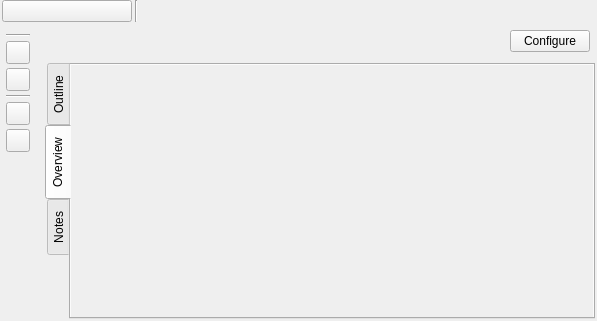
Above: ui/story_structure_settings.ui from zkovari/plotlyst before the change. Below: the same form after it.
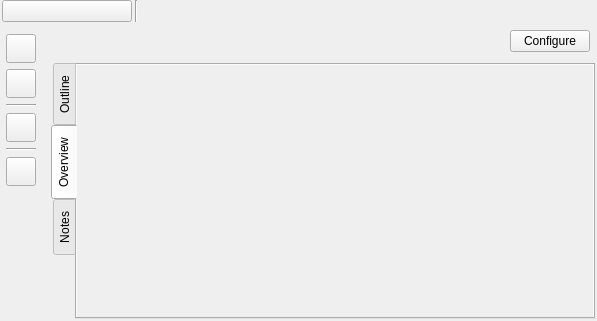
That is the form after the change. The open tabs and pages were chosen to show the change. Custom widgets are drawn as their Qt base class.

Commit message:
Story structure improvements (#1626)
* Story structure improvements

* grey beats

* edit custom structure

* duplicate

* progress

* fix id problems for template beats like midpoint

* 3act custom

* polish

* cores

* transformation structure

* remove shortcuts

Patch:
```diff
--- a/ui/story_structure_settings.ui
+++ b/ui/story_structure_settings.ui
@@ -96,18 +96,11 @@
       <widget class="QWidget" name="wdgSidebar" native="true">
        <layout class="QVBoxLayout" name="verticalLayout">
         <property name="spacing">
-         <number>4</number>
+         <number>6</number>
         </property>
         <property name="leftMargin">
          <number>4</number>
         </property>
-        <item>
-         <widget class="Line" name="line_4">
-          <property name="orientation">
-           <enum>Qt::Horizontal</enum>
-          </property>
-         </widget>
-        </item>
         <item alignment="Qt::AlignHCenter">
          <widget class="QToolButton" name="btnEdit">
           <property name="cursor">
@@ -119,6 +112,12 @@
           <property name="text">
            <string/>
           </property>
+          <property name="iconSize">
+           <size>
+            <width>22</width>
+            <height>22</height>
+           </size>
+          </property>
           <property name="transparent" stdset="0">
            <bool>true</bool>
           </property>
@@ -135,6 +134,12 @@
           <property name="text">
            <string/>
           </property>
+          <property name="iconSize">
+           <size>
+            <width>22</width>
+            <height>22</height>
+           </size>
+          </property>
           <property name="transparent" stdset="0">
            <bool>true</bool>
           </property>
@@ -158,11 +163,24 @@
           <property name="text">
            <string/>
           </property>
+          <property name="iconSize">
+           <size>
+            <width>22</width>
+            <height>22</height>
+           </size>
+          </property>
           <property name="transparent" stdset="0">
            <bool>true</bool>
           </property>
          </widget>
         </item>
+        <item>
+         <widget class="Line" name="line_3">
+          <property name="orientation">
+           <enum>Qt::Horizontal</enum>
+          </property>
+         </widget>
+        </item>
         <item>
          <widget class="QToolButton" name="btnDelete">
           <property name="cursor">
@@ -174,6 +192,12 @@
           <property name="text">
            <string/>
           </property>
+          <property name="iconSize">
+           <size>
+            <width>22</width>
+            <height>22</height>
+           </size>
+          </property>
           <property name="transparent" stdset="0">
            <bool>true</bool>
           </property>
@@ -325,8 +349,8 @@
                <rect>
                 <x>0</x>
                 <y>0</y>
-                <width>512</width>
-                <height>242</height>
+                <width>100</width>
+                <height>30</height>
                </rect>
               </property>
               <property name="sizePolicy">
```
Left out of the diff: 8 changed lines with no effect on the pictures. The commit also changes 8 other files.
